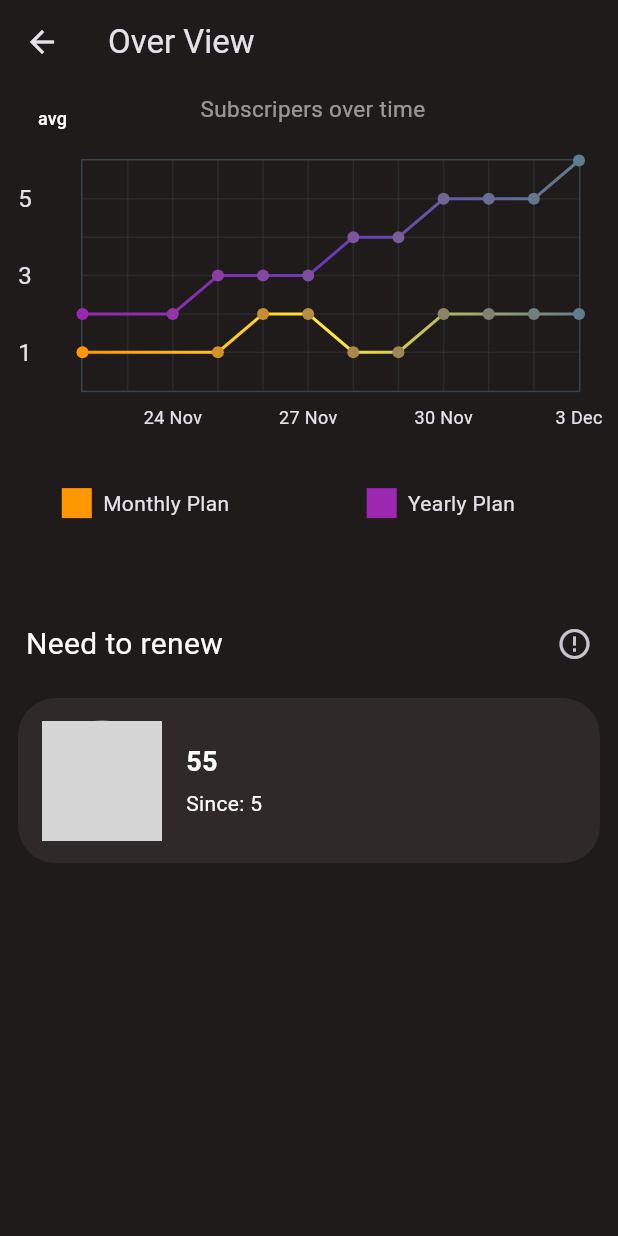
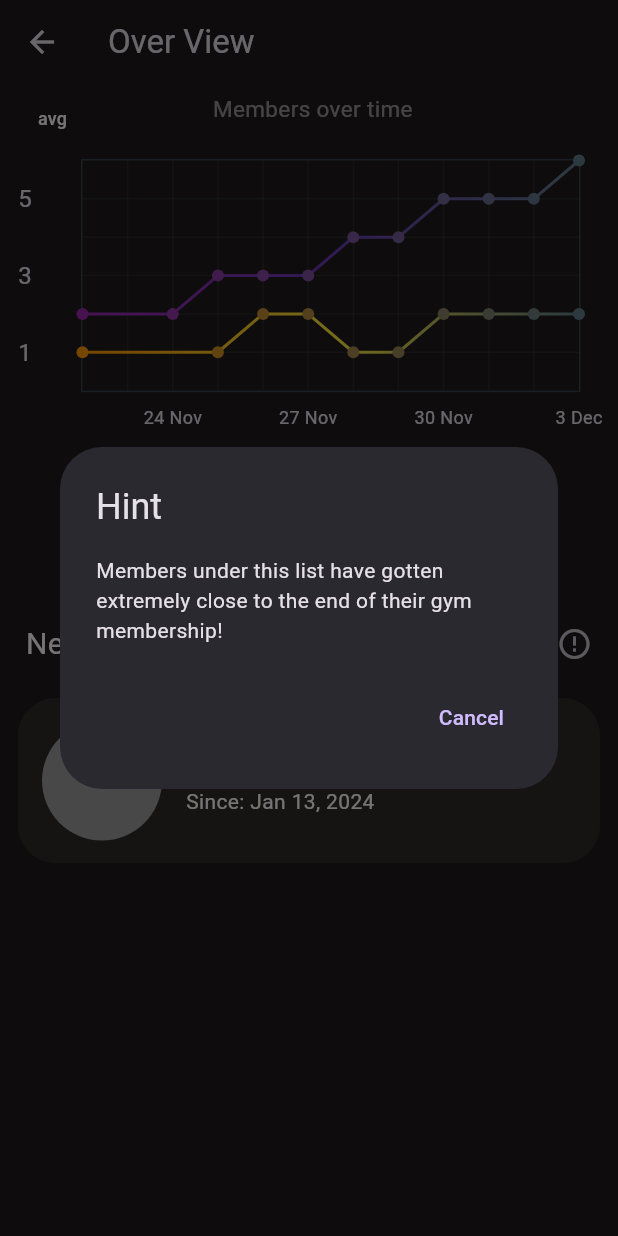
Before and after one commit to MuslimOnGithub/my_gym_app_project, a Flutter app: the ManagerOverViewPage screen opened directly, after a tap on the "error outline" icon, on a phone screen of 412 x 824 dp. Run offline on Flutter 3.47's test engine with Material 3 defaults, Android fonts, the light colour scheme and no system bars; drawn by our look-alikes of fl_chart; our stand-ins replace carousel_slider, get, google_nav_bar, numberpicker, supabase_flutter; missing offline and left inert: flutter_searchable_dropdown; accounts and stored records are empty; network calls fail; grey boxes are pictures that could not be loaded.

Commit message:
Adding Users To DataBase

```diff
--- a/lib/Components/userinfo.dart
+++ b/lib/Components/userinfo.dart
@@ -1,24 +1,20 @@
 import 'package:flutter/material.dart';
-import 'package:get/get.dart';
-import 'package:gym_app/Admin/userInfoATadmin.dart';
 
 class UserInfo extends StatelessWidget {
   const UserInfo(
       {super.key,
       this.imagee,
       required this.subscription,
-      required this.username});
+      required this.username,
+      this.showIcon = false});
   final String? imagee;
   final String username;
   final String subscription;
+  final bool showIcon;
 
   @override
   Widget build(BuildContext context) {
-    return GestureDetector(
-      onTap: () {
-        Get.to(const Userinfoatadmin());
-      },
-      child: Container(
+    return Container(
       margin: const EdgeInsets.only(bottom: 12),
       height: 110,
       decoration: BoxDecoration(
@@ -37,16 +33,25 @@ class UserInfo extends StatelessWidget {
             ),
             const SizedBox(width: 16),
             Expanded(
-                child: Column(
+              child: Row(
+                mainAxisAlignment: MainAxisAlignment.spaceBetween,
+                children: [
+                  Column(
                     mainAxisAlignment: MainAxisAlignment.center,
                     crossAxisAlignment: CrossAxisAlignment.start,
                     children: [
-                    Text(
+                      SizedBox(
+                        width: MediaQuery.sizeOf(context).width /2.1,
+                        child: Text(
                           username,
+                          maxLines: 1,
                           style: const TextStyle(
+                            overflow: TextOverflow.ellipsis,
+
                               color: Colors.white,
-                          fontSize: 18,
-                          fontWeight: FontWeight.bold),
+                              fontSize: 16,
+                              fontWeight: FontWeight.w600),
+                        ),
                       ),
                       const SizedBox(height: 5),
                       Text(
@@ -55,9 +60,16 @@ class UserInfo extends StatelessWidget {
                       ),
                     ],
                   ),
+                  showIcon ?
+                  Padding(
+                    padding: const EdgeInsets.only(right: 22.0),
+                    child: const Icon(Icons.delete_outline),
+                  )
+                  : Text("")
+                ],
+              ),
             ),
           ],
-          ),
         ),
       ),
     );
--- /dev/null
+++ b/lib/Model/User.dart
@@ -0,0 +1,57 @@
+class AppUser {
+  dynamic id;
+  String name;
+  String password;
+  String level;
+  String email;
+  String? pfp;
+  String? phone;
+  String date;
+
+  AppUser({
+    this.id,
+    required this.email,
+    required this.name,
+    required this.password,
+    this.level = "Beginer",
+    this.pfp,
+    this.phone,
+    required this.date
+  });
+
+
+  factory AppUser.fromJson(Map<dynamic, dynamic> parsedJson) {
+    return AppUser(
+      id: parsedJson['id'],
+      name: parsedJson['name'],
+      pfp: parsedJson['pfp'],
+      level: parsedJson['level'],
+      email: parsedJson['email'],
+      // phone: parsedJson['phone'],
+      date: parsedJson['date'],
+      password: parsedJson['password'],
+    );
+  }
+
+  static List<AppUser> toListOFUser(List<dynamic> list) {
+    return list.map((e) => AppUser.fromJson(e)).toList();
+  }
+
+  //   Map<String, dynamic> toMap() {
+  //   return {'name': name};
+  // }
+
+
+  Map<String, dynamic> toMap() {
+    return {
+      // 'id': id,
+      'name': name,
+      'pfp': pfp,
+      'date' : date,
+      'email': email,
+      'level': level,
+      'phone': phone,
+      'password': password
+    };
+  }
+}
--- a/lib/User/homebage.dart
+++ b/lib/User/homebage.dart
@@ -65,10 +65,10 @@ class HomePage extends StatelessWidget {
                                         : i == 4
                                             ? Container(
                                                 margin:
-                                                    EdgeInsets.only(left: 100),
+                                                    EdgeInsets.only(left: 10),
                                                 child: Column(
                                                   crossAxisAlignment:
-                                                      CrossAxisAlignment.center,
+                                                      CrossAxisAlignment.start,
                                                   mainAxisAlignment:
                                                       MainAxisAlignment.center,
                                                   children: [
@@ -76,7 +76,7 @@ class HomePage extends StatelessWidget {
                                                       "Remaining subscription",
                                                       style: TextStyle(
                                                           color: Colors.white,
-                                                          fontSize: 50,
+                                                          fontSize: 20,
                                                           fontWeight:
                                                               FontWeight.bold),
                                                     ),
--- a/lib/User/manager_stats_page.dart
+++ b/lib/User/manager_stats_page.dart
@@ -1,4 +1,5 @@
 import 'package:flutter/material.dart';
+import 'package:get/get.dart';
 import 'package:gym_app/Components/manager_chart.dart';
 import 'package:gym_app/Components/userinfo.dart';
 
@@ -16,7 +17,7 @@ class ManagerOverViewPage extends StatelessWidget {
       body: ListView(
         children: [
           Container(
-            margin: EdgeInsets.only(right: 5),
+            margin: const EdgeInsets.only(right: 5),
             decoration: BoxDecoration(
               borderRadius: BorderRadius.circular(10),
               // color: Colors.white10,
@@ -30,7 +31,7 @@ class ManagerOverViewPage extends StatelessWidget {
                     Padding(
                       padding: EdgeInsets.only(top: 6.0, left: 10),
                       child: Text(
-                        "Subscripers over time",
+                        "Members over time",
                         style: TextStyle(fontSize: 15, color: Colors.white54),
                       ),
                     ),
@@ -44,8 +45,7 @@ class ManagerOverViewPage extends StatelessWidget {
                   ],
                 ),
                 Padding(
-                  padding: const EdgeInsets.only
-                  (top: 30.0, bottom: 50),
+                  padding: const EdgeInsets.only(top: 30.0, bottom: 50),
                   child: Column(
                     mainAxisAlignment: MainAxisAlignment.spaceEvenly,
                     children: [
@@ -90,18 +90,33 @@ class ManagerOverViewPage extends StatelessWidget {
                 IconButton(
                     onPressed: () {
                       // dialog
+                      showDialog(
+                        context: context,
+                        builder: (context) {
+                          return AlertDialog(
+                            title: const Text("Hint"),
+                            content:
+                                const Text("Members under this list have gotten extremely close to the end of their gym membership!"),
+                            actions: [
+                              TextButton(
+                                onPressed: () => Get.back(),
+                                child: const Text("Cancel"),
+                              ),
+                            ],
+                          );
+                        },
+                      );
                     },
                     icon: const Icon(Icons.error_outline)),
               ],
             ),
           ),
-
           const Padding(
             padding: EdgeInsets.all(12.0),
             child: UserInfo(
-              subscription: "5",
+              subscription: "Jan 13, 2024",
               imagee: "4",
-              username: "55",
+              username: "Abderahman Atef",
             ),
           ),
           // const Padding(
--- a/lib/User/workout_page.dart
+++ b/lib/User/workout_page.dart
@@ -157,6 +157,7 @@ class _WorkoutPageState extends State<WorkoutPage> {
         });
   }
 
+
   void _confirmDeleteWorkout(BuildContext context) {
     showDialog(
       context: context,
--- a/pubspec.yaml
+++ b/pubspec.yaml
@@ -45,6 +45,7 @@ dependencies:
   carousel_slider: ^5.0.0
   fl_chart: ^0.69.2
   flutter_search_bar: ^3.0.0
+  swipe_refresh: ^1.1.2
 
 
 dev_dependencies:
```
Also changed, not shown: lib/Admin/adminhomebage.dart (+119 -31 lines), lib/Login&Signup/login.dart (+38 -8 lines), lib/Model/app_database.dart (+62 -3 lines), lib/main.dart (line endings or trailing spaces), pubspec.lock. Lines whose indentation alone changed are shown as unchanged.
